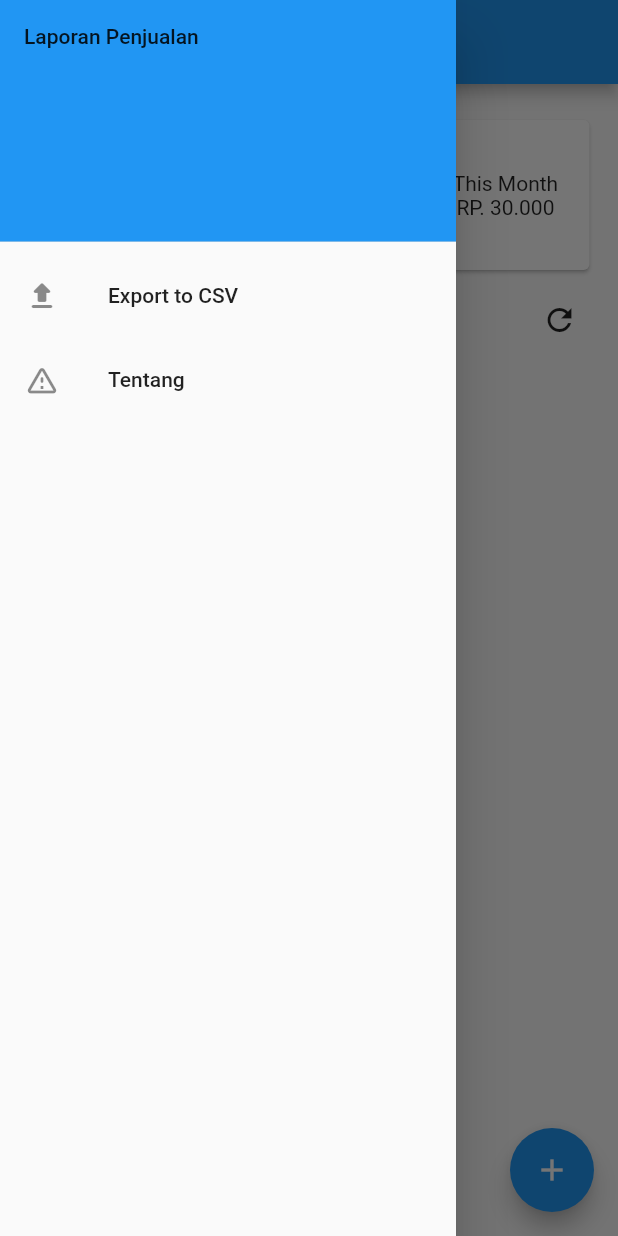
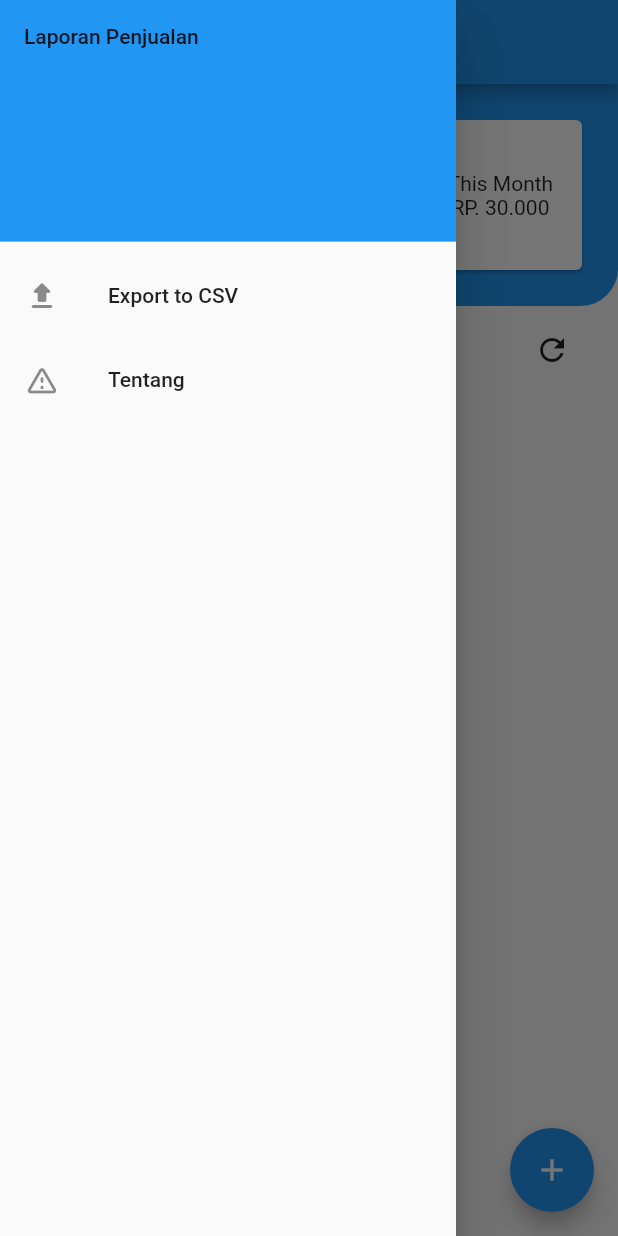
Before and after one commit to NaMLiM/Laporan-Penjualan, a Flutter app: the screen it shows after launch, with the side drawer open, on a phone screen of 412 x 824 dp. Run offline on Flutter 3.47's test engine with Material 2 defaults, Android fonts, the phone set to English and light mode, and no system bars; our stand-ins replace package_info_plus, sqflite; accounts and stored records are empty.

Commit message:
Update home_widget.dart

```diff
--- a/lib/widgets/home_widget.dart
+++ b/lib/widgets/home_widget.dart
@@ -31,11 +31,15 @@ class _HomeState extends State<Home> {
         appBar: AppBar(title: Text(widget.title)),
         drawer: const DrawerWidget(),
         body: Center(
-            child: Container(
-                padding:
-                    const EdgeInsets.symmetric(horizontal: 15, vertical: 20),
             child: Column(children: [
-                  Row(children: [
+          Container(
+            padding: const EdgeInsets.all(20),
+            decoration: BoxDecoration(
+            color: Theme.of(context).primaryColor,
+            borderRadius: const BorderRadius.only(
+                bottomLeft: Radius.circular(25),
+                bottomRight: Radius.circular(25))),
+            child: Row(children: [
               Expanded(
               child: Card(
                   child: InkWell(
@@ -79,7 +83,10 @@ class _HomeState extends State<Home> {
                                     ])
                               ])))))
             ]),
-                  Container(
+          ),
+          Padding(
+            padding: const EdgeInsets.fromLTRB(20, 0, 20, 0),
+            child: Container(
             padding: const EdgeInsets.fromLTRB(0, 5, 0, 5),
             child: Row(
                 mainAxisAlignment: MainAxisAlignment.spaceBetween,
@@ -91,7 +98,10 @@ class _HomeState extends State<Home> {
                       },
                       icon: const Icon(Icons.refresh))
                 ])),
+          ),
           Expanded(
+              child: Padding(
+            padding: const EdgeInsets.fromLTRB(8, 0, 8, 0),
             child: FutureBuilder(
             future: handler.retrieveData(),
             builder: (BuildContext context,
@@ -99,41 +109,33 @@ class _HomeState extends State<Home> {
               if (snapshot.hasData) {
                 return ListView.builder(
                     itemCount: snapshot.data?.length,
-                                  itemBuilder:
-                                      (BuildContext context, int index) {
+                    itemBuilder: (BuildContext context, int index) {
                       return Card(
                           child: InkWell(
-                                            splashColor:
-                                                Colors.blue.withAlpha(30),
+                              splashColor: Colors.blue.withAlpha(30),
                               onTap: () {},
                               child: ListTile(
-                                                title: Text(snapshot
-                                                    .data![index].status),
-                                                subtitle: Text(
-                                                    snapshot.data![index].date),
+                                  title: Text(snapshot.data![index].status),
+                                  subtitle:
+                                      Text(snapshot.data![index].date),
                                   leading: snapshot.data![index].status ==
                                           "Uang Masuk"
                                       ? const CircleAvatar(
-                                                        backgroundColor:
-                                                            Colors.lightBlue,
-                                                        child:
-                                                            Icon(Icons.arrow_downward,
-                                                                color: Colors
-                                                                    .greenAccent))
+                                          backgroundColor: Colors.lightBlue,
+                                          child: Icon(Icons.arrow_downward,
+                                              color: Colors.greenAccent))
                                       : const CircleAvatar(
-                                                        backgroundColor:
-                                                            Colors.lightBlue,
-                                                        child: Icon(
-                                                            Icons.arrow_upward,
+                                          backgroundColor: Colors.lightBlue,
+                                          child: Icon(Icons.arrow_upward,
                                               color: Colors.redAccent)),
-                                                trailing: Text("Rp." + snapshot.data![index].nominal.toString()))));
+                                  trailing: Text("Rp.${snapshot.data![index].nominal}"))));
                     });
               } else {
-                              return const Center(
-                                  child: CircularProgressIndicator());
+                return const Center(child: CircularProgressIndicator());
               }
-                          }))
-                ]))),
+            }),
+          ))
+        ])),
         floatingActionButton: FloatingActionButton(
           onPressed: () {
             showDialog(
```
Lines whose indentation alone changed are shown as unchanged.
